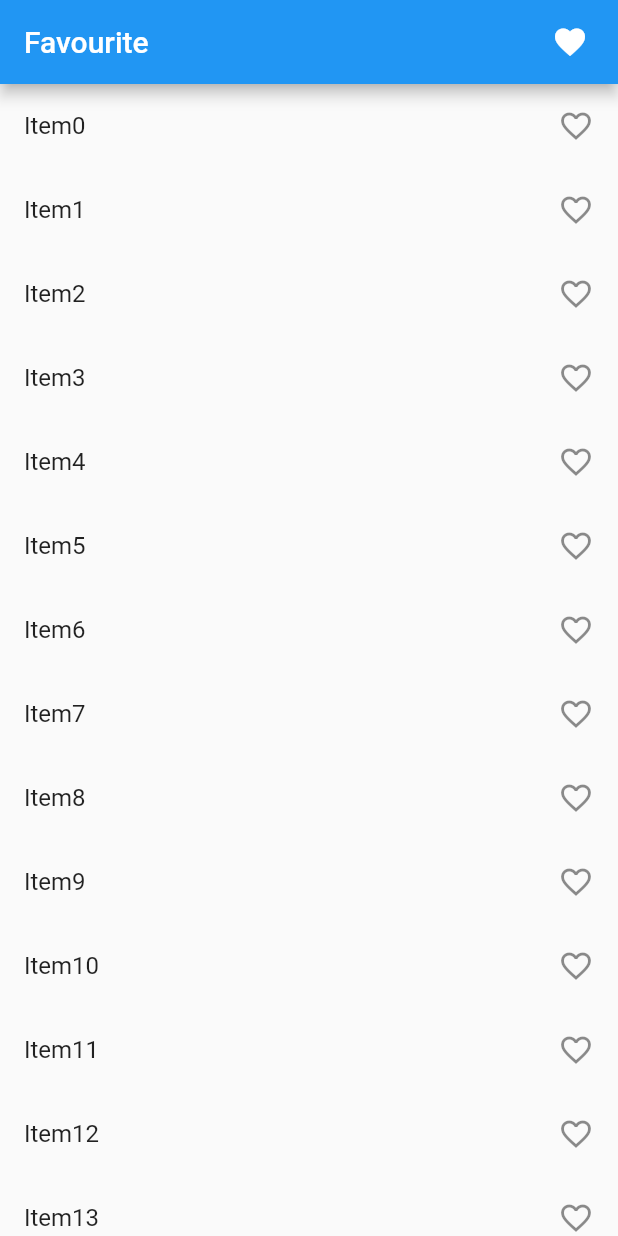
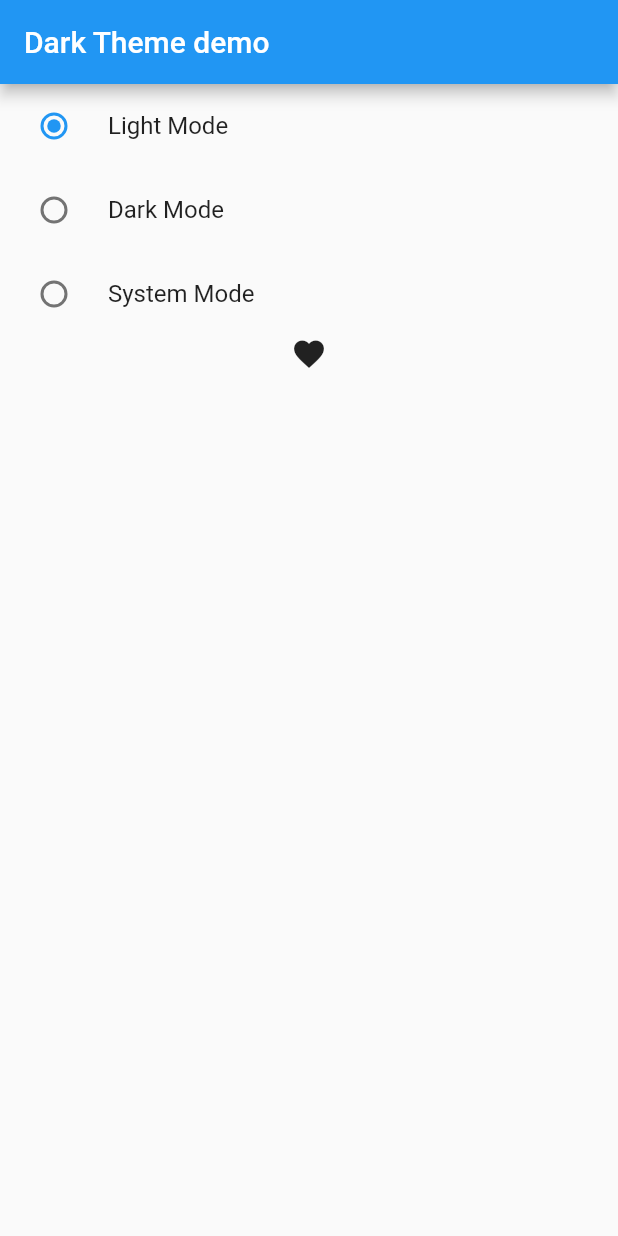
Before and after one commit to SanjukumarPukale/provider1, a Flutter app: the screen it shows after launch, on a phone screen of 412 x 824 dp. Run offline on Flutter 3.47's test engine with Material 2 defaults, Android fonts, the phone set to English and light mode, and no system bars.

Commit message:
changing of theme mode using provider

```diff
--- a/lib/main.dart
+++ b/lib/main.dart
@@ -4,8 +4,10 @@ import 'package:provider1/home_screen.dart';
 import 'package:provider1/provider/count_provider.dart';
 import 'package:provider1/provider/example_one_provider.dart';
 import 'package:provider1/provider/favourite_provider.dart';
+import 'package:provider1/provider/theme_changer_provider.dart';
 import 'package:provider1/screen/count_example.dart';
 import 'package:provider1/screen/examle_one.dart';
+import 'package:provider1/screen/favourite/dark_theme.dart';
 import 'package:provider1/screen/favourite/favourite_screen.dart';
 import 'package:provider1/why_provider.dart';
 
@@ -23,15 +25,38 @@ class MyApp extends StatelessWidget {
         providers: [
           ChangeNotifierProvider(create: (context) => CountProvider()),
           ChangeNotifierProvider(create: (context) => ExampleOneProvider()),
-        ChangeNotifierProvider(create: (context) => FavouriteItemProvider(),)
+          ChangeNotifierProvider(
+            create: (context) => FavouriteItemProvider(),
+          ),
+          ChangeNotifierProvider(
+            create: (context) => ThemeChanger(),
+          ),
         ],
-      child: MaterialApp(
+        child: Builder(
+          builder: (context) {
+            final themeChanger = Provider.of<ThemeChanger>(context);
+            return MaterialApp(
               title: 'Flutter Demo',
+              themeMode: themeChanger.themeMode,
               theme: ThemeData(
+                brightness: Brightness.light,
                 primarySwatch: Colors.blue,
               ),
-      home: const FavouriteScreen(),
+              darkTheme: ThemeData(
+                brightness: Brightness.dark,
+                primarySwatch: Colors.purple,
+                primaryColor: Colors.purple,
+                appBarTheme: AppBarTheme(
+                  backgroundColor: Colors.teal,
                 ),
+                iconTheme: IconThemeData(
+                  color: Colors.red,
+                )
+
+              ),
+              home: const DarkThemeScreen(),
             );
+          },
+        ));
   }
 }
--- /dev/null
+++ b/lib/provider/theme_changer_provider.dart
@@ -0,0 +1,13 @@
+import 'package:flutter/material.dart';
+import 'package:flutter/widgets.dart';
+
+class ThemeChanger extends ChangeNotifier{
+  var _themeMode = ThemeMode.light;
+
+  ThemeMode get themeMode => _themeMode;
+
+  void setTheme(ThemeMode themeMode){
+    _themeMode = themeMode;
+    notifyListeners();
+  }
+}
--- /dev/null
+++ b/lib/screen/favourite/dark_theme.dart
@@ -0,0 +1,53 @@
+import 'package:flutter/material.dart';
+import 'package:flutter/src/foundation/key.dart';
+import 'package:flutter/src/widgets/framework.dart';
+import 'package:provider/provider.dart';
+import 'package:provider1/provider/theme_changer_provider.dart';
+
+class DarkThemeScreen extends StatefulWidget {
+  const DarkThemeScreen({Key? key}) : super(key: key);
+
+  @override
+  State<DarkThemeScreen> createState() => _DarkThemeScreenState();
+}
+
+class _DarkThemeScreenState extends State<DarkThemeScreen> {
+  @override
+  Widget build(BuildContext context) {
+    final themeChanger = Provider.of<ThemeChanger>(context);
+    return Scaffold(
+      appBar: AppBar(
+        title: Text('Dark Theme demo'),
+      ),
+      body: Column(
+        children: [
+          RadioListTile<ThemeMode>(
+            title: Text('Light Mode'),
+              value: ThemeMode.light,
+              groupValue: themeChanger.themeMode,
+              onChanged: (value){
+                themeChanger.setTheme(value!);
+              },
+           ),
+           RadioListTile<ThemeMode>(
+            title: Text('Dark Mode'),
+              value: ThemeMode.dark,
+              groupValue: themeChanger.themeMode,
+              onChanged: (value){
+                themeChanger.setTheme(value!);
+              },
+           ),
+           RadioListTile<ThemeMode>(
+            title: Text('System Mode'),
+              value: ThemeMode.system,
+              groupValue: themeChanger.themeMode,
+              onChanged: (value){
+                themeChanger.setTheme(value!);
+              },
+           ),
+           Icon(Icons.favorite),
+        ],
+      ),
+    );
+  }
+}
```
Lines whose indentation alone changed are shown as unchanged.
